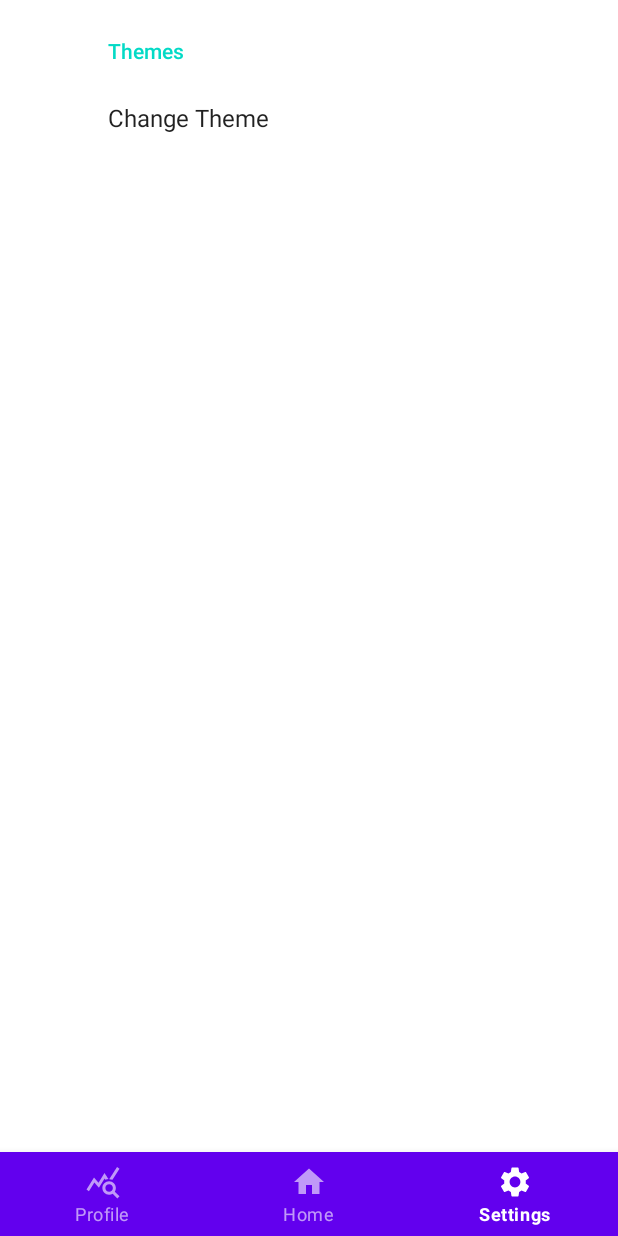
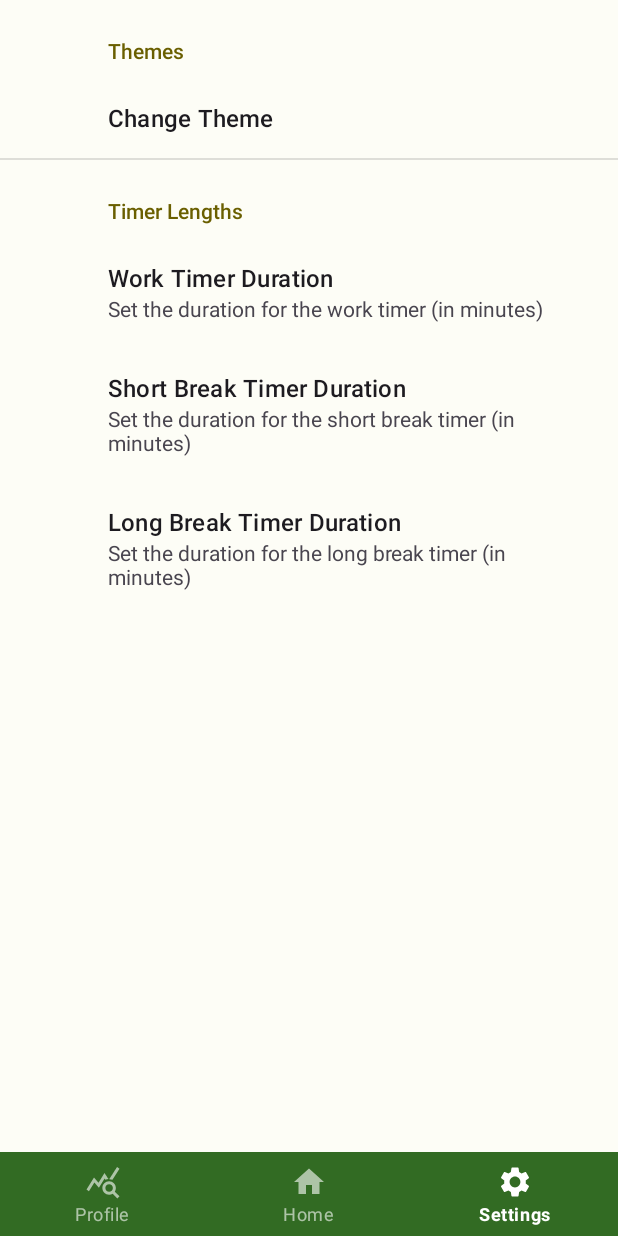
Before and after one commit to Vincmuk/MobilProgGruppe16, an Android app: the screen it shows after launch (MainActivity), item 3 of the bottom bar chosen, on a phone screen of 412 x 824 dp. Run offline under Robolectric (Android 15) with nearby library versions, the phone set to English and light mode, and no system bars; our stand-ins replace androidx.preference; libraries missing offline, so code that uses them is left out: timerx.buildTimer.

Commit message:
set custom timer lenght funker ikke, orker ikke lenger

```diff
--- a/app/src/main/AndroidManifest.xml
+++ b/app/src/main/AndroidManifest.xml
@@ -15,7 +15,7 @@
         <activity
             android:name=".MainActivity"
             android:exported="true"
-            android:theme="@style/Theme.PomodoroTimer"
+            android:theme="@style/Theme.AppKiwiTheme"
             android:configChanges="orientation|screenSize"
 
             >
--- a/app/src/main/java/com/example/pomodorotimer/MainActivity.kt
+++ b/app/src/main/java/com/example/pomodorotimer/MainActivity.kt
@@ -1,9 +1,9 @@
 package com.example.pomodorotimer
 
 import android.os.Bundle
+import android.util.Log
 import androidx.appcompat.app.AppCompatActivity
 import androidx.core.splashscreen.SplashScreen.Companion.installSplashScreen
-import androidx.lifecycle.ViewModelProvider
 import com.google.android.material.bottomnavigation.BottomNavigationView
 
 class MainActivity : AppCompatActivity() {
@@ -11,20 +11,16 @@ class MainActivity : AppCompatActivity() {
     private val settingsFragment = SettingsFragment()
     private val profileFragment = ProfileFragment()
 
-    // Create an instance of the SessionViewModel
-    private val sessionViewModel by lazy {
-        ViewModelProvider(this, ViewModelProvider.AndroidViewModelFactory(application))[SessionViewModel::class.java]
-    }
-
 
     override fun onCreate(savedInstanceState: Bundle?) {
         super.onCreate(savedInstanceState)
         installSplashScreen()
         setContentView(R.layout.activity_main)
 
-        // Set the initial fragment (com.example.pomodorotimer.TimerFragment)
+        Log.d("MainActivity", "LOADED MAINACTIVITY")
+
         supportFragmentManager.beginTransaction()
-            .replace(R.id.fragment_container, timerFragment)
+            .replace(R.id.fragment_container, settingsFragment)
             .commit()
 
         // Find the BottomNavigationView
--- a/app/src/main/java/com/example/pomodorotimer/SettingsFragment.kt
+++ b/app/src/main/java/com/example/pomodorotimer/SettingsFragment.kt
@@ -1,35 +1,52 @@
 package com.example.pomodorotimer
 
 import android.os.Bundle
+import android.util.Log
 import androidx.core.content.ContextCompat
+import androidx.fragment.app.viewModels
 import androidx.preference.Preference
 import androidx.preference.PreferenceFragmentCompat
 import androidx.preference.PreferenceManager
 
 class SettingsFragment : PreferenceFragmentCompat(), Preference.OnPreferenceChangeListener {
 
+    private val timerViewModel: TimerViewModel by viewModels()
+
     override fun onCreate(savedInstanceState: Bundle?) {
         super.onCreate(savedInstanceState)
+
+        Log.d("SettingsFragment", "ON CREATE")
 
         // Apply the theme when the fragment is created
         applyTheme()
 
-        // Set up listener for theme preference
         findPreference<Preference>("selected_theme")?.onPreferenceChangeListener = this
+
+        findPreference<Preference>("WORK")?.onPreferenceChangeListener = this
+        findPreference<Preference>("SHORT_BREAK")?.onPreferenceChangeListener = this
+        findPreference<Preference>("LONG_BREAK")?.onPreferenceChangeListener = this
+
     }
 
+    @Deprecated("Deprecated in Java")
     override fun onActivityCreated(savedInstanceState: Bundle?) {
         super.onActivityCreated(savedInstanceState)
 
-        // Apply the theme when the activity is created (can be important when returning from another activity)
+        Log.d("SettingsFragment", "ACTIVITY CREATED")
+
         applyTheme()
     }
 
     override fun onCreatePreferences(savedInstanceState: Bundle?, rootKey: String?) {
         setPreferencesFromResource(R.xml.root_preferences, rootKey)
 
-        // Set up listener for theme preference
         findPreference<Preference>("selected_theme")?.onPreferenceChangeListener = this
+
+        findPreference<Preference>("WORK")?.onPreferenceChangeListener = this
+        findPreference<Preference>("SHORT_BREAK")?.onPreferenceChangeListener = this
+        findPreference<Preference>("LONG_BREAK")?.onPreferenceChangeListener = this
+
+        Log.d("SettingsFragment", "CREATED PREFERENCES")
     }
 
     override fun onPreferenceChange(preference: Preference, newValue: Any?): Boolean {
@@ -39,8 +56,36 @@ class SettingsFragment : PreferenceFragmentCompat(), Preference.OnPreferenceChan
             saveSelectedTheme(selectedTheme) // Save the selected theme
             applyTheme() // Apply the selected theme
         }
+        Log.d("SettingsFragment", "ATTEMPTING TO CHECK PREFERENCES")
+        when (preference.key) {
+            "WORK", "SHORT_BREAK", "LONG_BREAK" -> {
+                if (newValue is String) {
+                    Log.d("SettingsFragment", "Duration value is a String: $newValue")
+                } else {
+                    Log.d("SettingsFragment", "Duration value is not a String. Type: ${newValue?.javaClass}")
+                    saveTimerDuration(preference.key, newValue)
+                }
+            }
+        }
         return true
     }
+
+
+    private fun saveTimerDuration(timerKey: String, duration: Any?) {
+        Log.d("SettingsFragment", "Saving timer duration for key $timerKey")
+
+        if (duration is Long) {
+            val sharedPreferences = context?.let { PreferenceManager.getDefaultSharedPreferences(it) }
+            val editor = sharedPreferences?.edit()
+            editor?.putLong(timerKey, duration)
+            editor?.apply()
+
+            Log.d("SettingsFragment", "Timer duration saved successfully.")
+        } else {
+            Log.e("SettingsFragment", "Invalid duration type: ${duration?.javaClass}")
+        }
+    }
+
 
 
     // Save the selected theme in SharedPreferences
@@ -64,7 +109,7 @@ class SettingsFragment : PreferenceFragmentCompat(), Preference.OnPreferenceChan
 
         when (getSelectedTheme()) {
             "tomato" ->applyTomatoTheme()
-            "kiwi" -> AppKiwiTheme()
+            "kiwi" -> applyKiwiTheme()
             "strawberry" -> applyStrawberryTheme()
             "watermelon" -> applyWatermelonTheme()
         }
@@ -73,7 +118,7 @@ class SettingsFragment : PreferenceFragmentCompat(), Preference.OnPreferenceChan
     private fun applyTomatoTheme() {
         // Implement your tomato theme (default theme)
     }
-    private fun AppKiwiTheme() {
+    private fun applyKiwiTheme() {
         // Apply Kiwi theme colors to your views
         // Example: set background color of your views
         view?.setBackgroundColor(ContextCompat.getColor(requireContext(), R.color.md_theme_light_primary))
--- a/app/src/main/java/com/example/pomodorotimer/TimerFragment.kt
+++ b/app/src/main/java/com/example/pomodorotimer/TimerFragment.kt
@@ -28,19 +28,6 @@ class TimerFragment : Fragment() {
         TimerType.WORK, TimerType.SHORT_BREAK, TimerType.WORK, TimerType.LONG_BREAK
     )
 
-    private val timerDurations = mapOf(
-        TimerType.WORK to 3L, // Work timer duration in minutes
-        TimerType.SHORT_BREAK to 1L, // Short break timer duration in minutes
-        TimerType.LONG_BREAK to 2L // Long break timer duration in minutes
-
-        /*
-        TimerType.WORK to 25L, // Work timer duration in minutes
-        TimerType.SHORT_BREAK to 5L, // Short break timer duration in minutes
-        TimerType.LONG_BREAK to 15L // Long break timer duration in minutes
-
-         */
-    )
-
     //map the types to a timer instead of rewriting the whole timer class
     private val timerTypeMap: MutableMap<Timer, TimerType> = mutableMapOf()
 
@@ -56,13 +43,9 @@ class TimerFragment : Fragment() {
     private lateinit var btn_stop: TextView
     private lateinit var btn_addtask: TextView
     private var state = false
-    private var timerList: List<Timer>
-        get() = timerAdapter.currentList
-        set(value) {
-            timerAdapter.submitList(value)
-        }
     private var currentTimerIndex = 0
     private lateinit var currentTimer: Timer
+
 
     //CHANGE TO MINUTES BEFORE PRODUCTION
     private val timeUnitToUse = TimeUnit.SECONDS
@@ -92,6 +75,8 @@ class TimerFragment : Fragment() {
         }
 
 
+
+
         text_time = view.findViewById(R.id.text_time)
         btn_start = view.findViewById(R.id.btn_start)
         btn_stop = view.findViewById(R.id.btn_stop)
@@ -103,6 +88,7 @@ class TimerFragment : Fragment() {
 
         return view
     }
+
 
     private fun showToast(text: String) {
         // Show a toast message with the given text
@@ -158,16 +144,28 @@ class TimerFragment : Fragment() {
 
     private fun createNewTimerList(updatedPomsToAddValue: Int): MutableList<Timer> {
         val newTimerList = mutableListOf<Timer>()
-        // updatedPomsToAddValue * 2 because we want 1 pomodoro to be a work and a break
-        // and we repeat to make 1 work + 1 break per unit input
-        repeat(updatedPomsToAddValue * 2) {
-            val timerType = timerTypes[(currentTimerIndex + newTimerList.size) % timerTypes.size]
-            val timerDuration = timerDurations[timerType] ?: 25L
-            val timer = createTimer(timerDuration, timerType)
-            newTimerList.add(timer)
+
+        // Observe the timerDurations LiveData to get its value
+        timerViewModel.timerDurations.observeForever { timerDurations ->
+            if (timerDurations != null) {
+                repeat(updatedPomsToAddValue * 2) {
+                    val timerType =
+                        timerTypes[(currentTimerIndex + newTimerList.size) % timerTypes.size]
+                    val timerDuration = timerDurations[timerType.name] ?: 25L
+                    val timer = createTimer(timerDuration, timerType)
+                    newTimerList.add(timer)
+                }
+            }
+
+            timerViewModel.timerDurations.removeObserver { /* handle changes if needed */ }
         }
+
         return newTimerList
     }
+
+
+
+
 
     private fun removeLastBreak(newTimerList: MutableList<Timer>) {
         val lastTimer = newTimerList.last()
@@ -258,6 +256,7 @@ class TimerFragment : Fragment() {
 
     // Extracted function for handling stop button click
     private fun handleStopButtonClick() {
+        Log.d("TimerFragment", timerViewModel.timerDurations.value.toString())
         if (timerAdapter.currentList.isNotEmpty()) {
             currentTimer.stop()
             currentTimer.reset()
@@ -278,7 +277,7 @@ class TimerFragment : Fragment() {
         startActivityForResult(intent, 1)
     }
     private fun saveSession(sessionName: String, timers: List<Timer>) {
-        val session = Session.create(sessionName, timers, System.currentTimeMillis())
+        val session = Session.create(sessionName, timers)
         println(session)
         sessionViewModel.addSession(session)
     }
--- a/app/src/main/res/values/strings.xml
+++ b/app/src/main/res/values/strings.xml
@@ -22,6 +22,9 @@
 
     <string name="theme_header" translatable="false">Themes</string>
     <string name="theme_title" translatable="false">Change Theme</string>
+    <string name="WORK" translatable="false">WORK</string>
+    <string name="SHORT_BREAK" translatable="false">SHORT_BREAK</string>
+    <string name="LONG_BREAK" translatable="false">LONG_BREAK</string>
 
 
 </resources>
--- a/app/src/main/res/values/themes.xml
+++ b/app/src/main/res/values/themes.xml
@@ -1,13 +1,40 @@
 <?xml version="1.0" encoding="utf-8"?>
 <resources>
 
-    <style name="Theme.PomodoroTimer" parent="Theme.MaterialComponents.Light.NoActionBar">
+    <style name="Theme.PomodoroTimer" parent="Theme.Material3.Light.NoActionBar">
         <!-- Customize theme attributes as needed -->
     </style>
 
-    <style name="smallWindowTheme" parent="Theme.MaterialComponents.Light.NoActionBar">
+    <style name="smallWindowTheme" parent="Theme.Material3.Light.NoActionBar">
         <item name="android:windowIsTranslucent">true</item>
         <item name="android:windowCloseOnTouchOutside">true</item>
+
+        <item name="colorPrimary">@color/md_theme_light_primary</item>
+        <item name="colorOnPrimary">@color/md_theme_light_onPrimary</item>
+        <item name="colorPrimaryContainer">@color/md_theme_light_primaryContainer</item>
+        <item name="colorOnPrimaryContainer">@color/md_theme_light_onPrimaryContainer</item>
+        <item name="colorSecondary">@color/md_theme_light_secondary</item>
+        <item name="colorOnSecondary">@color/md_theme_light_onSecondary</item>
+        <item name="colorSecondaryContainer">@color/md_theme_light_secondaryContainer</item>
+        <item name="colorOnSecondaryContainer">@color/md_theme_light_onSecondaryContainer</item>
+        <item name="colorTertiary">@color/md_theme_light_tertiary</item>
+        <item name="colorOnTertiary">@color/md_theme_light_onTertiary</item>
+        <item name="colorTertiaryContainer">@color/md_theme_light_tertiaryContainer</item>
+        <item name="colorOnTertiaryContainer">@color/md_theme_light_onTertiaryContainer</item>
+        <item name="colorError">@color/md_theme_light_error</item>
+        <item name="colorErrorContainer">@color/md_theme_light_errorContainer</item>
+        <item name="colorOnError">@color/md_theme_light_onError</item>
+        <item name="colorOnErrorContainer">@color/md_theme_light_onErrorContainer</item>
+        <item name="android:colorBackground">@color/md_theme_light_background</item>
+        <item name="colorOnBackground">@color/md_theme_light_onBackground</item>
+        <item name="colorSurface">@color/md_theme_light_surface</item>
+        <item name="colorOnSurface">@color/md_theme_light_onSurface</item>
+        <item name="colorSurfaceVariant">@color/md_theme_light_surfaceVariant</item>
+        <item name="colorOnSurfaceVariant">@color/md_theme_light_onSurfaceVariant</item>
+        <item name="colorOutline">@color/md_theme_light_outline</item>
+        <item name="colorOnSurfaceInverse">@color/md_theme_light_inverseOnSurface</item>
+        <item name="colorSurfaceInverse">@color/md_theme_light_inverseSurface</item>
+        <item name="colorPrimaryInverse">@color/md_theme_light_inversePrimary</item>
     </style>
 
     <style name="Theme.Splash" parent="Theme.PomodoroTimer">
--- a/app/src/main/res/xml/root_preferences.xml
+++ b/app/src/main/res/xml/root_preferences.xml
@@ -1,4 +1,6 @@
-<PreferenceScreen xmlns:app="http://schemas.android.com/apk/res-auto">
+<PreferenceScreen
+    xmlns:app="http://schemas.android.com/apk/res-auto"
+    xmlns:android="http://schemas.android.com/apk/res/android">
 
     <PreferenceCategory app:title="@string/theme_header">
 
@@ -11,5 +13,35 @@
 
     </PreferenceCategory>
 
+    <PreferenceCategory
+        app:title="Timer Lengths">
 
+        <!-- Work Timer Duration -->
+        <EditTextPreference
+            android:key="RANDOM11"
+            android:title="Work Timer Duration"
+            android:summary="Set the duration for the work timer (in minutes)"
+            android:inputType="numberDecimal"
+            android:digits="0123456789"
+            android:defaultValue="25" />
+
+        <!-- Short Break Timer Duration -->
+        <EditTextPreference
+            android:key="RANDOM1"
+            android:title="Short Break Timer Duration"
+            android:summary="Set the duration for the short break timer (in minutes)"
+            android:inputType="numberDecimal"
+            android:digits="0123456789"
+            android:defaultValue="5" />
+
+        <!-- Long Break Timer Duration -->
+        <EditTextPreference
+            android:key="RANDOM1111"
+            android:title="Long Break Timer Duration"
+            android:summary="Set the duration for the long break timer (in minutes)"
+            android:inputType="numberDecimal"
+            android:digits="0123456789"
+            android:defaultValue="15" />
+
+    </PreferenceCategory>
 </PreferenceScreen>
```
Also changed, not shown: app/src/main/java/com/example/pomodorotimer/SessionViewModel.kt (+12 -4 lines), app/src/main/java/com/example/pomodorotimer/TimerViewModel.kt (+30 -2 lines).
